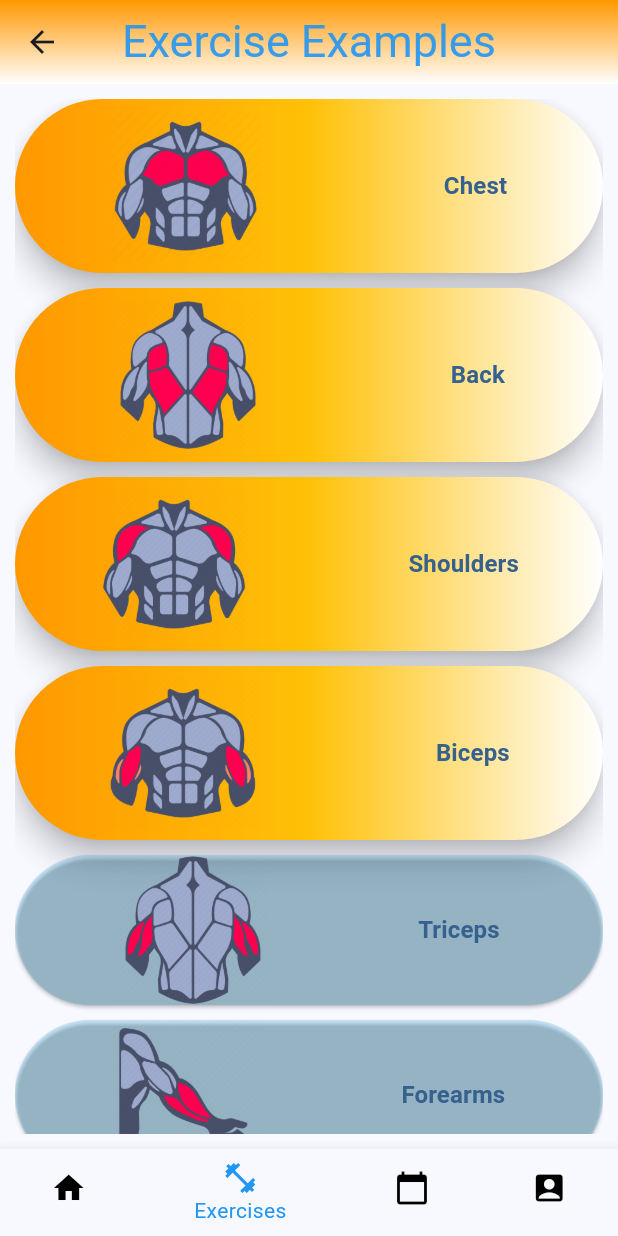
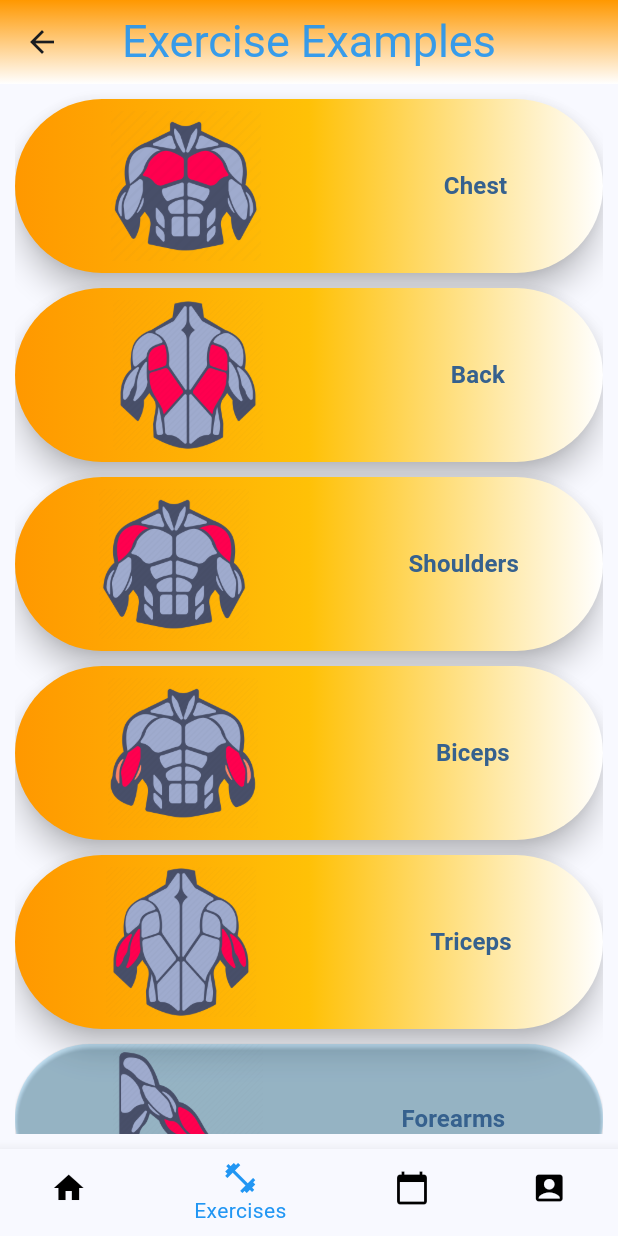
Before and after one commit to mateuszkasprzak94/fitness_prodigy, a Flutter app: the ExerciseExamplesPage screen opened directly, on a phone screen of 412 x 824 dp. Run offline on Flutter 3.47's test engine with Material 2 defaults, Android fonts, the phone set to English and light mode, and no system bars; our stand-ins replace firebase_auth, firebase_core, google_fonts, shared_preferences; accounts and stored records are empty; Roboto replaces fonts that are missing (Satisfy).

Commit message:
Customize Triceps button with gradient color

```diff
--- a/lib/app/after login plus features/exercies_examples/exercies_examples_page.dart
+++ b/lib/app/after login plus features/exercies_examples/exercies_examples_page.dart
@@ -32,6 +32,7 @@ class _ExerciseExamplesPageState extends State<ExerciseExamplesPage> {
   @override
   Widget build(BuildContext context) {
     return Scaffold(
+      extendBodyBehindAppBar: true,
       appBar: AppBar(
         title: Text(
           'Exercise Examples',
--- a/lib/app/after login plus features/exercies_examples/muscle_anatomy/triceps_button.dart
+++ b/lib/app/after login plus features/exercies_examples/muscle_anatomy/triceps_button.dart
@@ -9,7 +9,24 @@ class Triceps extends StatelessWidget {
 
   @override
   Widget build(BuildContext context) {
-    return ElevatedButton(
+    const shape = StadiumBorder();
+
+    return Material(
+      color: Colors.transparent,
+      shape: shape,
+      elevation: 8,
+      child: Container(
+        decoration: const ShapeDecoration(
+          shape: shape,
+          gradient: LinearGradient(
+            colors: [
+              Colors.orange,
+              Colors.amber,
+              Colors.white,
+            ],
+          ),
+        ),
+        child: ElevatedButton(
           onPressed: () {
             Navigator.of(context).push(
               MaterialPageRoute(
@@ -19,7 +36,13 @@ class Triceps extends StatelessWidget {
             );
           },
           style: ElevatedButton.styleFrom(
-        backgroundColor: const Color.fromARGB(45, 3, 168, 244),
+            padding: const EdgeInsets.symmetric(horizontal: 8, vertical: 8),
+
+            /// deactivate color and shadow
+            tapTargetSize: MaterialTapTargetSize.shrinkWrap,
+            backgroundColor: Colors.transparent,
+            shadowColor: Colors.transparent,
+            elevation: 0,
           ),
           child: Row(
             mainAxisAlignment: MainAxisAlignment.spaceEvenly,
@@ -36,6 +59,8 @@ class Triceps extends StatelessWidget {
               )
             ],
           ),
+        ),
+      ),
     );
   }
 }
```
Lines whose indentation alone changed are shown as unchanged.
